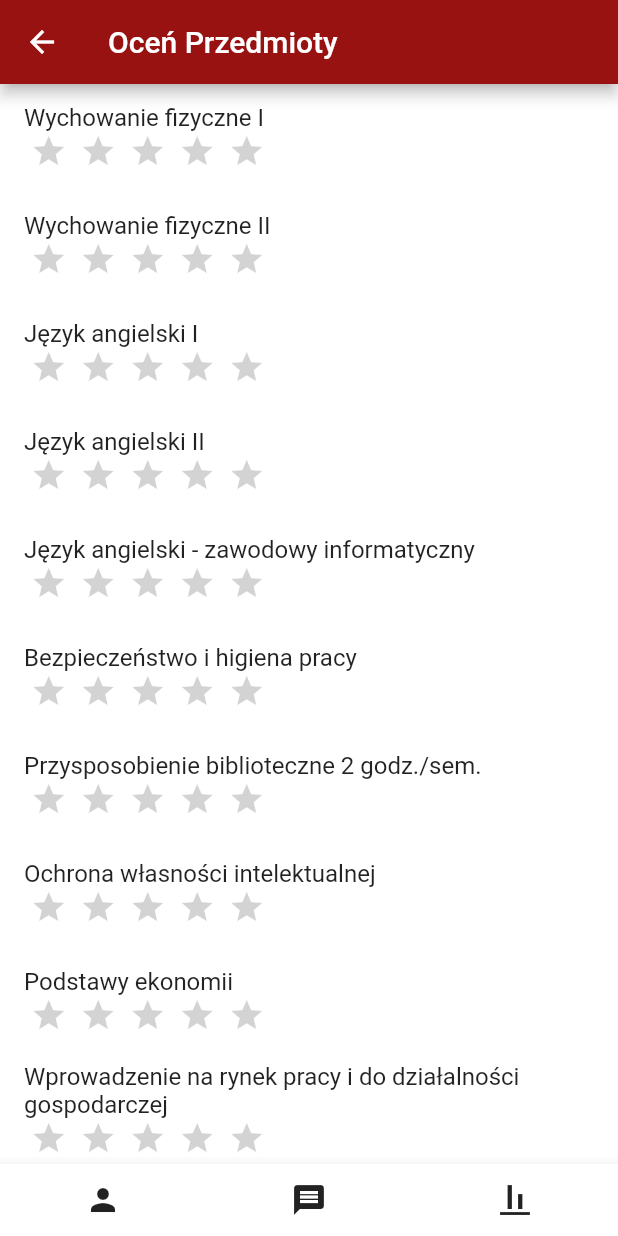
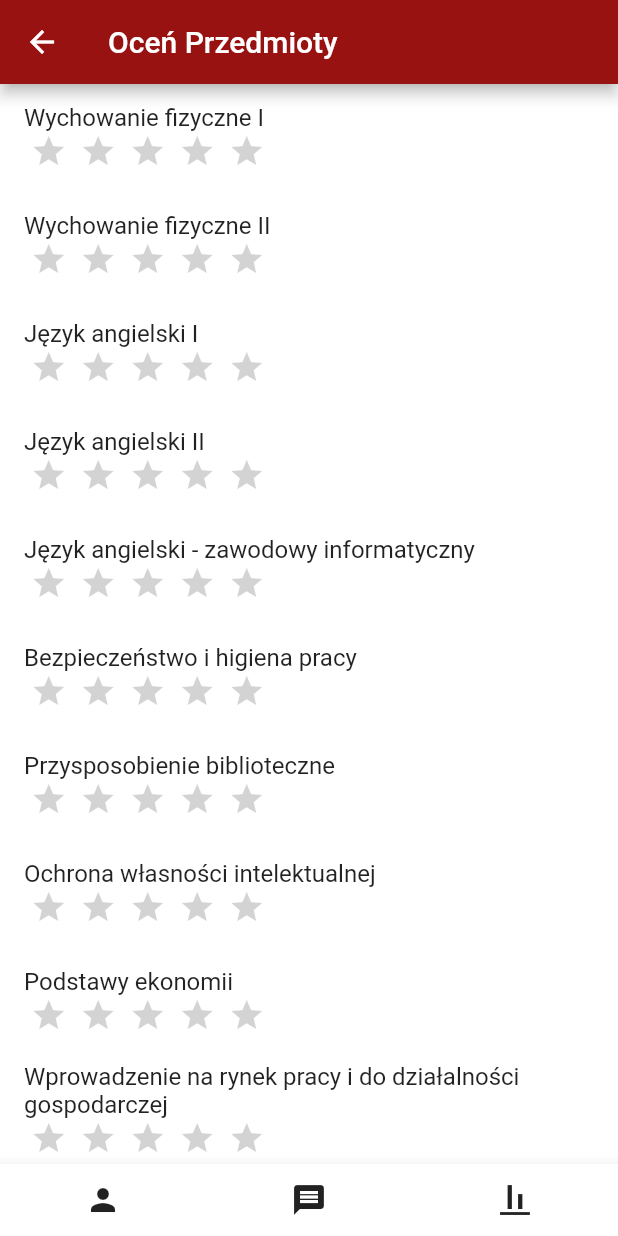
Before and after one commit to Asirxes/Dyplom, a Flutter app: the Przedmioty screen opened directly, on a phone screen of 412 x 824 dp. Run offline on Flutter 3.47's test engine with Material 2 defaults, Android fonts, the phone set to English and light mode, and no system bars; drawn by our look-alikes of flutter_rating_bar; our stand-ins replace cloud_firestore, firebase_auth, firebase_core, fluttertoast; accounts and stored records are empty.

Commit message:
Update main.dart

```diff
--- a/lib/main.dart
+++ b/lib/main.dart
@@ -1,19 +1,18 @@
 //import 'package:dyplom/tresc_screen/NieCategoryRepository.dart';
+// import 'package:fluttertoast/fluttertoast.dart';
+// import 'home_page.dart';
+// import 'user_pages/login_page.dart';
+// import 'user_pages/logout_page.dart';
+// import 'user_pages/password_change_page.dart';
+// import 'user_pages/registration_page.dart';
 import 'package:flutter/material.dart';
 import 'package:firebase_core/firebase_core.dart';
-import 'package:fluttertoast/fluttertoast.dart';
-import 'home_page.dart';
-import 'user_pages/login_page.dart';
-import 'user_pages/logout_page.dart';
-import 'user_pages/password_change_page.dart';
-import 'user_pages/registration_page.dart';
 import 'package:provider/provider.dart';
 import 'package:dyplom/theme/theme.dart';
 import 'package:dyplom/glowny_screen/glowny_screen.dart';
-
 import 'package:dyplom/ranking_screen/RatingModel.dart';
 import 'package:dyplom/tresc_screen/Category.dart';
-
+// //-----Karola-------------------
 void main() async {
   WidgetsFlutterBinding.ensureInitialized();
   await Firebase.initializeApp(
@@ -29,6 +28,18 @@ void main() async {
   );
   runApp(MyApp());
 }
+// //----------------------------------------
+// Future<void> main() async {
+//   WidgetsFlutterBinding.ensureInitialized();
+//   await Firebase.initializeApp();
+//   runApp(
+//     ChangeNotifierProvider<CategoryRepository>(
+//       create: (context) => CategoryRepository(),
+//       child: MyApp(),
+//     ),
+//   );
+// }
+
 
 class MyApp extends StatelessWidget {
   const MyApp({super.key});
@@ -166,7 +177,7 @@ class CategoryRepository extends ChangeNotifier {
       'Język angielski II',
       'Język angielski - zawodowy informatyczny ',
       'Bezpieczeństwo i higiena pracy',
-      'Przysposobienie biblioteczne 2 godz./sem.',
+      'Przysposobienie biblioteczne',
       'Ochrona własności intelektualnej',
       'Podstawy ekonomii',
       'Wprowadzenie na rynek pracy i do działalności gospodarczej',
@@ -213,10 +224,13 @@ class CategoryRepository extends ChangeNotifier {
       final itemIndex = categories[categoryIndex].items.indexOf(itemName);
 
       if (itemIndex != -1) {
-        categories[categoryIndex].ratings.add(RatingModel(itemName, rating,  0.0));
+        categories[categoryIndex]
+            .ratings
+            .add(RatingModel(itemName, rating, 0.0));
       }
     }
   }
+
   void removeCategory(CategoryType categoryType) {
     categories.removeWhere((category) => category.type == categoryType);
   }
```
